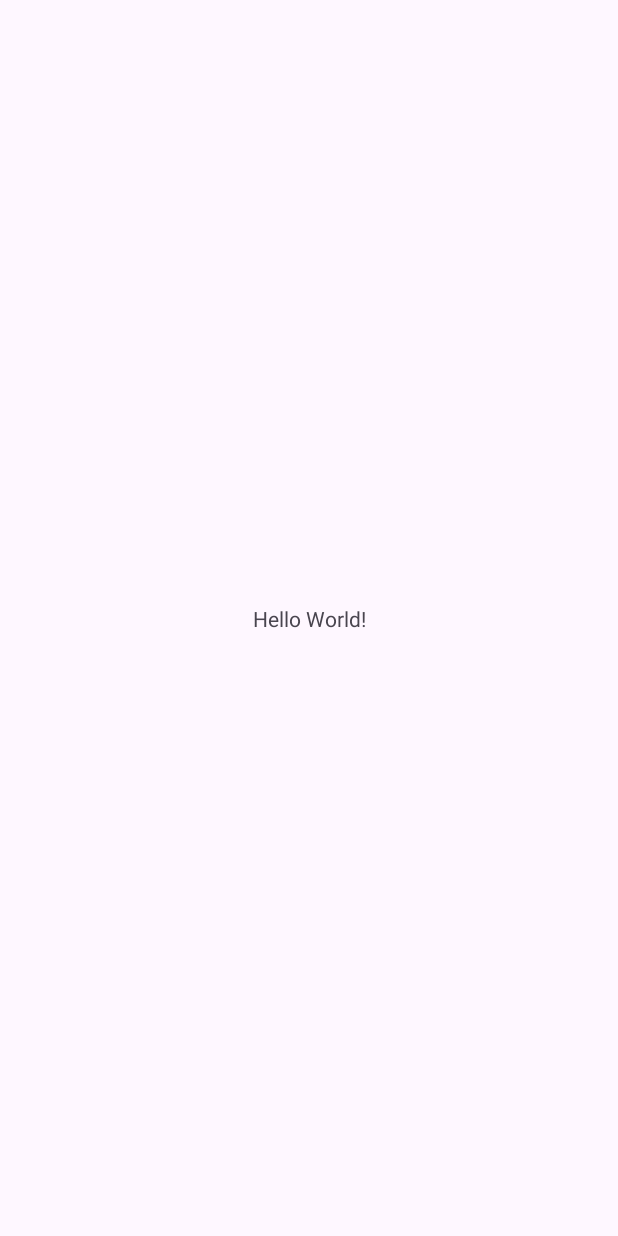
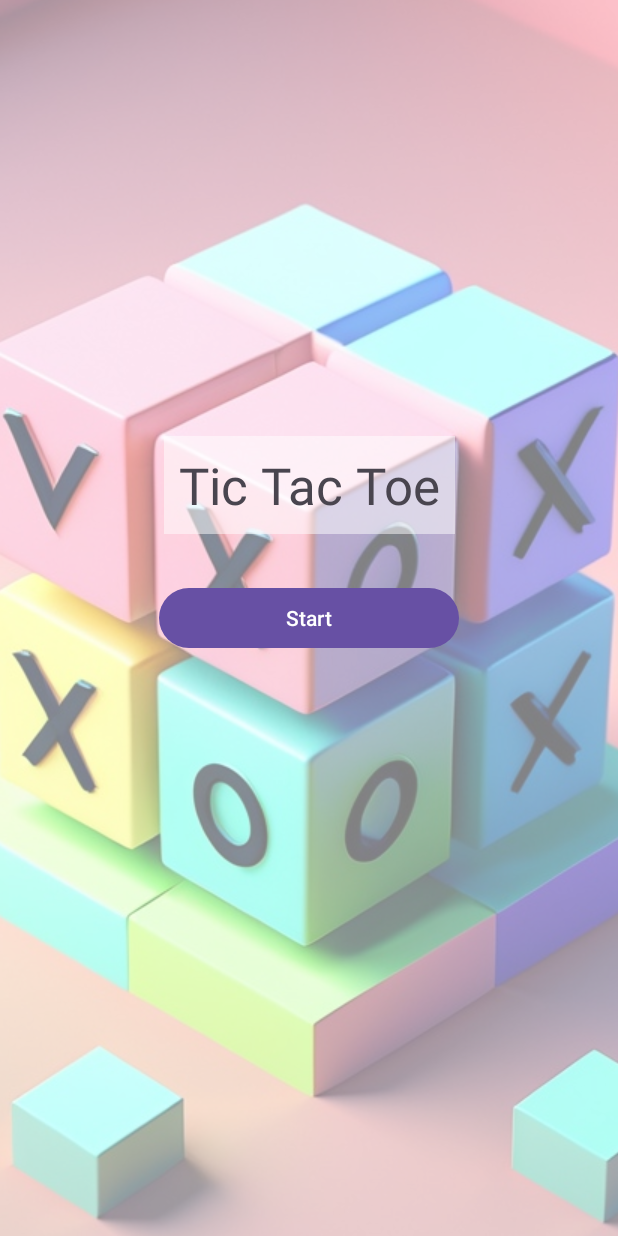
Before and after one commit to iyehuda/tic-tac-toe-android, an Android app: the screen it shows after launch (MainActivity), on a phone screen of 412 x 824 dp. Before the commit the screen is almost empty. Run offline under Robolectric (Android 15) with nearby library versions, the phone set to English and light mode, and no system bars.

Commit message:
Add simple start screen
* Added start screen background
* Added start button
* Edited start screen header

```diff
--- /dev/null
+++ b/app/src/main/res/drawable/main_bg_opaque.xml
@@ -0,0 +1,12 @@
+<layer-list xmlns:android="http://schemas.android.com/apk/res/android">
+    <item>
+        <bitmap
+            android:gravity="center"
+            android:src="@drawable/main_bg" />
+    </item>
+    <item>
+        <shape>
+            <solid android:color="#80FFFFFF" />
+        </shape>
+    </item>
+</layer-list>
--- a/app/src/main/res/layout/activity_main.xml
+++ b/app/src/main/res/layout/activity_main.xml
@@ -5,12 +5,26 @@
     android:id="@+id/main"
     android:layout_width="match_parent"
     android:layout_height="match_parent"
+    android:background="@drawable/main_bg_opaque"
     tools:context=".MainActivity">
 
     <TextView
         android:layout_width="wrap_content"
         android:layout_height="wrap_content"
-        android:text="Hello World!"
+        android:layout_marginBottom="32dp"
+        android:background="#80FFFFFF"
+        android:padding="10dp"
+        android:text="@string/app_name"
+        android:textSize="34sp"
+        app:layout_constraintBottom_toTopOf="@+id/main_start_button"
+        app:layout_constraintEnd_toEndOf="parent"
+        app:layout_constraintStart_toStartOf="parent" />
+
+    <Button
+        android:id="@+id/main_start_button"
+        android:layout_width="200dp"
+        android:layout_height="wrap_content"
+        android:text="@string/main_start_button"
         app:layout_constraintBottom_toBottomOf="parent"
         app:layout_constraintEnd_toEndOf="parent"
         app:layout_constraintStart_toStartOf="parent"
--- a/app/src/main/res/values/strings.xml
+++ b/app/src/main/res/values/strings.xml
@@ -1,3 +1,4 @@
 <resources>
     <string name="app_name">Tic Tac Toe</string>
+    <string name="main_start_button">Start</string>
 </resources>
```
Also changed, not shown: app/src/main/res/drawable/main_bg.jpg (added).
